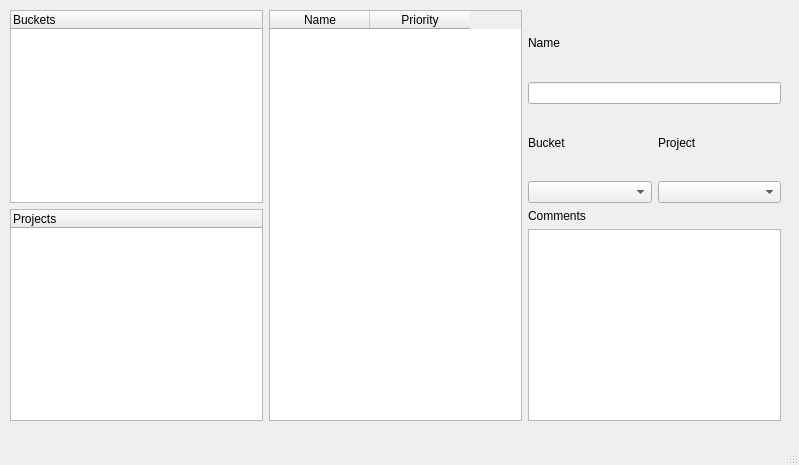
Qt form gui.ui (marufas/get-it-done) before a commit.
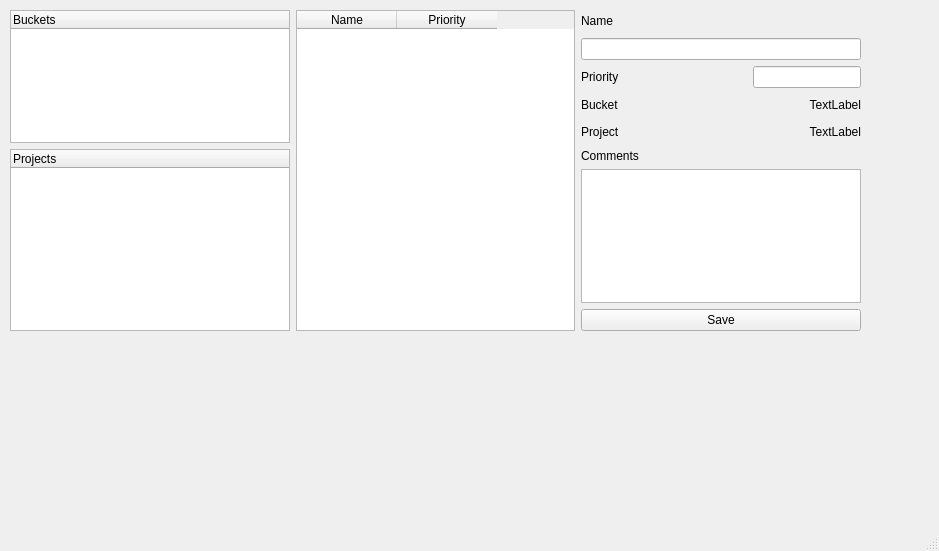
The same form after that commit.

Commit message: tasks details work

```diff
--- a/gui.ui
+++ b/gui.ui
@@ -6,8 +6,8 @@
    <rect>
     <x>0</x>
     <y>0</y>
-    <width>799</width>
-    <height>465</height>
+    <width>939</width>
+    <height>551</height>
    </rect>
   </property>
   <property name="windowTitle">
@@ -19,11 +19,14 @@
      <rect>
       <x>10</x>
       <y>10</y>
-      <width>771</width>
-      <height>411</height>
+      <width>851</width>
+      <height>321</height>
      </rect>
     </property>
     <layout class="QGridLayout" name="gridLayout">
+     <property name="sizeConstraint">
+      <enum>QLayout::SetDefaultConstraint</enum>
+     </property>
      <item row="0" column="1">
       <widget class="QTreeWidget" name="bucketTree">
        <column>
@@ -43,56 +46,20 @@
         </widget>
        </item>
        <item>
-        <widget class="QTextEdit" name="textEdit"/>
+        <widget class="QTextEdit" name="detailComments"/>
+       </item>
+       <item>
+        <widget class="QPushButton" name="detailSave">
+         <property name="text">
+          <string>Save</string>
+         </property>
+        </widget>
        </item>
       </layout>
      </item>
      <item row="0" column="4">
       <layout class="QVBoxLayout" name="verticalLayout_2"/>
      </item>
-     <item row="0" column="3">
-      <layout class="QGridLayout" name="gridLayout_2">
-       <item row="6" column="1">
-        <widget class="QLabel" name="labelProject">
-         <property name="text">
-          <string>Project</string>
-         </property>
-        </widget>
-       </item>
-       <item row="6" column="0">
-        <widget class="QLabel" name="labelBucket">
-         <property name="text">
-          <string>Bucket</string>
-         </property>
-        </widget>
-       </item>
-       <item row="7" column="0">
-        <widget class="QComboBox" name="detailBucket"/>
-       </item>
-       <item row="7" column="1">
-        <widget class="QComboBox" name="detailProject"/>
-       </item>
-       <item row="0" column="0">
-        <widget class="QLabel" name="labelName">
-         <property name="text">
-          <string>Name</string>
-         </property>
-        </widget>
-       </item>
-       <item row="1" column="0" colspan="2">
-        <widget class="QLineEdit" name="detailName"/>
-       </item>
-      </layout>
-     </item>
-     <item row="1" column="1">
-      <widget class="QTreeWidget" name="projectTree">
-       <column>
-        <property name="text">
-         <string>Projects</string>
-        </property>
-       </column>
-      </widget>
-     </item>
      <item row="0" column="2" rowspan="2">
       <widget class="QTableWidget" name="taskTable">
        <property name="selectionMode">
@@ -125,6 +92,80 @@
        </column>
       </widget>
      </item>
+     <item row="1" column="1">
+      <widget class="QTreeWidget" name="projectTree">
+       <column>
+        <property name="text">
+         <string>Projects</string>
+        </property>
+       </column>
+      </widget>
+     </item>
+     <item row="0" column="3">
+      <layout class="QGridLayout" name="gridLayout_2">
+       <item row="7" column="0">
+        <widget class="QLabel" name="labelBucket">
+         <property name="text">
+          <string>Bucket</string>
+         </property>
+        </widget>
+       </item>
+       <item row="0" column="0">
+        <widget class="QLabel" name="labelName">
+         <property name="text">
+          <string>Name</string>
+         </property>
+        </widget>
+       </item>
+       <item row="8" column="0">
+        <widget class="QLabel" name="labelProject">
+         <property name="text">
+          <string>Project</string>
+         </property>
+        </widget>
+       </item>
+       <item row="8" column="1">
+        <widget class="QLabel" name="detailProject">
+         <property name="text">
+          <string>TextLabel</string>
+         </property>
+         <property name="alignment">
+          <set>Qt::AlignRight|Qt::AlignTrailing|Qt::AlignVCenter</set>
+         </property>
+        </widget>
+       </item>
+       <item row="3" column="0">
+        <widget class="QLabel" name="label">
+         <property name="text">
+          <string>Priority</string>
+         </property>
+        </widget>
+       </item>
+       <item row="2" column="0" colspan="2">
+        <widget class="QLineEdit" name="detailName"/>
+       </item>
+       <item row="3" column="1">
+        <widget class="QLineEdit" name="detailPriority">
+         <property name="sizePolicy">
+          <sizepolicy hsizetype="Fixed" vsizetype="Fixed">
+           <horstretch>0</horstretch>
+           <verstretch>0</verstretch>
+          </sizepolicy>
+         </property>
+        </widget>
+       </item>
+       <item row="7" column="1">
+        <widget class="QLabel" name="detailBucket">
+         <property name="text">
+          <string>TextLabel</string>
+         </property>
+         <property name="alignment">
+          <set>Qt::AlignRight|Qt::AlignTrailing|Qt::AlignVCenter</set>
+         </property>
+        </widget>
+       </item>
+      </layout>
+     </item>
     </layout>
    </widget>
   </widget>
```
Left out of the diff: 5 changed lines with no effect on the pictures. The commit also changes 4 other files.
